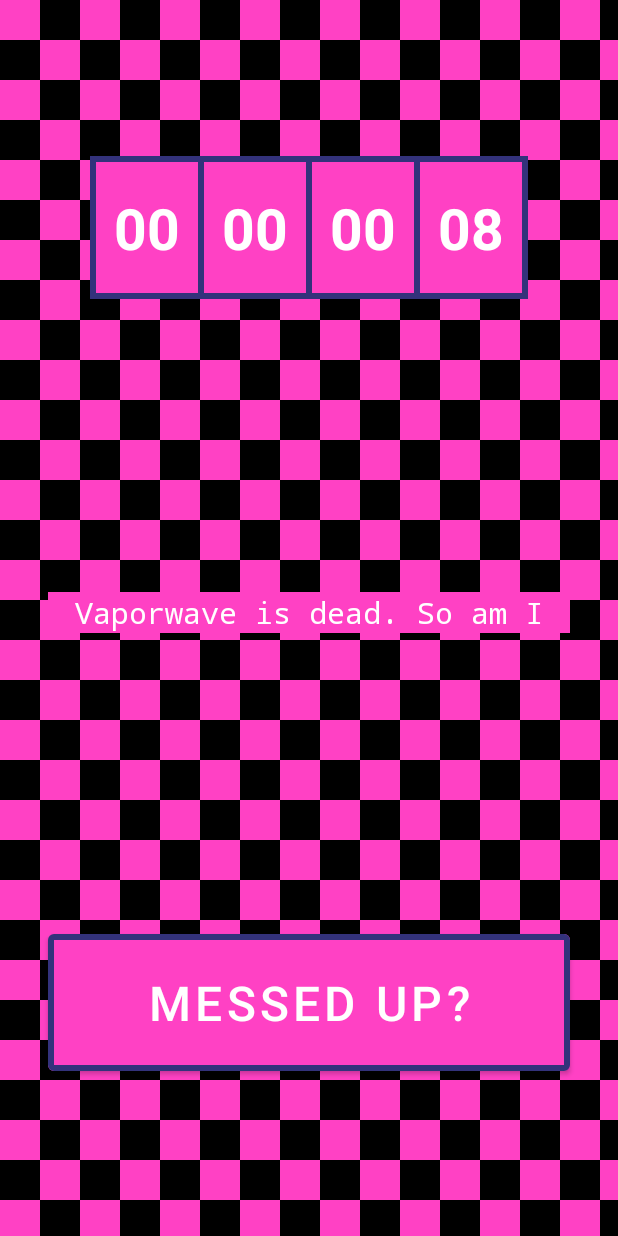
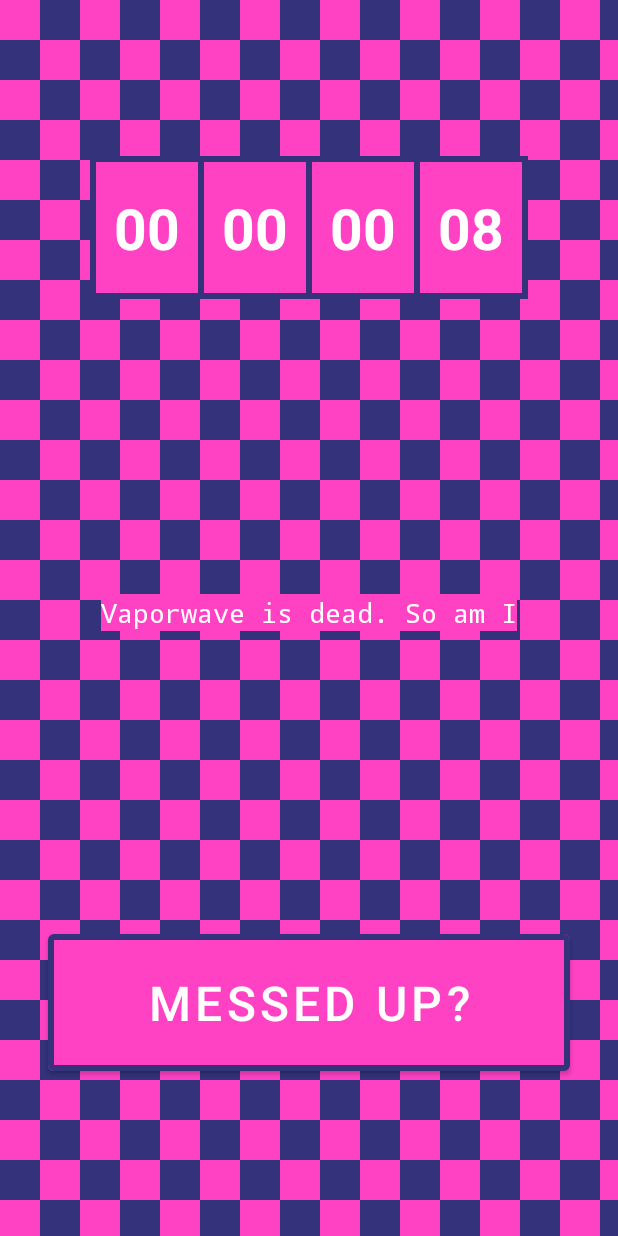
Before and after one commit to PhantasmDragon/ButtonX, an Android app: the screen it shows after launch (MainActivity), on a phone screen of 412 x 824 dp. Run offline under Robolectric (Android 15) with nearby library versions, the phone set to English and light mode, and no system bars.

Commit message:
Some small changes

```diff
--- a/app/build.gradle
+++ b/app/build.gradle
@@ -20,7 +20,8 @@ android {
 
     buildTypes {
         release {
-            minifyEnabled false
+            minifyEnabled true
+            shrinkResources true
             proguardFiles getDefaultProguardFile('proguard-android-optimize.txt'), 'proguard-rules.pro'
         }
     }
--- a/app/src/main/java/io/github/phantasmdragon/buttonx/presentation/view/CheckerboardDrawable.kt
+++ b/app/src/main/java/io/github/phantasmdragon/buttonx/presentation/view/CheckerboardDrawable.kt
@@ -12,7 +12,7 @@ class CheckerboardDrawable(context: Context) : Drawable() {
 
     private val size = 40
     private val colorOdd = context.getColorCompat(R.color.pink)
-    private val colorEven = context.getColorCompat(R.color.black)
+    private val colorEven = context.getColorCompat(R.color.dark_purple)
 
     init {
         configurePaint()
--- a/app/src/main/res/layout/activity_main.xml
+++ b/app/src/main/res/layout/activity_main.xml
@@ -48,12 +48,12 @@
 
     <TextView
         android:id="@+id/main_message"
-        android:layout_width="0dp"
+        android:layout_width="wrap_content"
         android:layout_height="wrap_content"
         android:gravity="center"
         android:background="@color/pink"
         android:text="@string/main_message"
-        android:textSize="20sp"
+        android:textSize="18sp"
         android:textColor="@color/white"
         android:typeface="monospace"
         app:layout_constraintStart_toStartOf="@id/main_guideline_start"
--- a/build.gradle
+++ b/build.gradle
@@ -1,4 +1,7 @@
-// Top-level build file where you can add configuration options common to all sub-projects/modules.
+ext {
+    var = '/Users/alchernyaev/AndroidStudioProjects/ButtonX/keystore'
+    app = var
+}// Top-level build file where you can add configuration options common to all sub-projects/modules.
 buildscript {
     ext.kotlin_version = "1.3.72"
     repositories {
```
